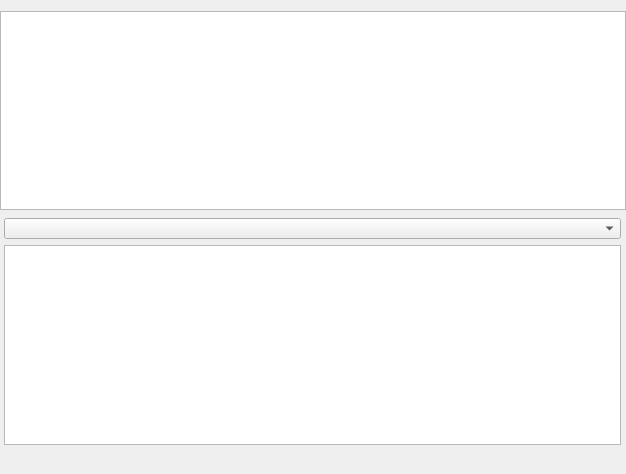
The window that NBAdmin/TabWindow.ui (gitnitrosbase/QtAdmin) describes before a commit, drawn with Qt 5.
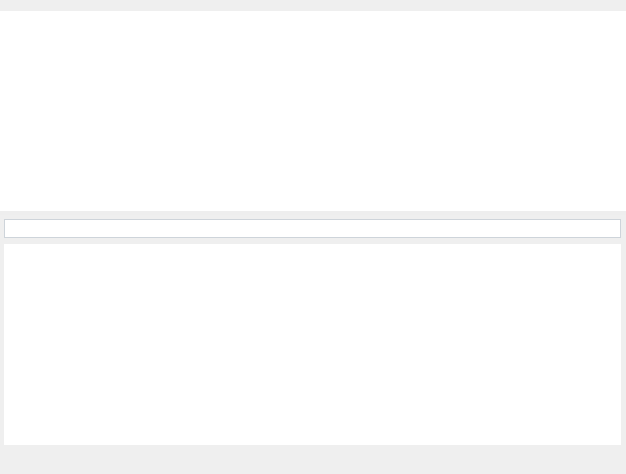
The same window after the commit. Icons and pictures are not drawn.

The edit to the form file:
```diff
--- a/NBAdmin/TabWindow.ui
+++ b/NBAdmin/TabWindow.ui
@@ -14,7 +14,31 @@
    <string>Form</string>
   </property>
   <property name="styleSheet">
-   <string notr="true">QTextEdit {	border: 0;}QComboBox {	font: 10pt \&quot;Segoe UI\&quot;;    color: #555;	border: 1px solid #ced4da;}QComboBox::drop-down {    border: 0px;}QComboBox::down-arrow {	image: url(:/images/arrow.svg);	width: 10px;	height: 10px;}QComboBox::on {	border: 4px solid #c2dbfe;}QComboBox QListView {	font-size: 12px;	border: 1px solid rgba(0,0,0,10%);	padding: 5px;		background-color: #fff;	outline: 0px;}QComboBox QListView::item {	font: 10pt \&quot;Segoe UI\&quot;;	padding-left: 10px;	background-color: #fff;	}QComboBox QListView::item {		background-color: #1e90ff;}QComboBox QListView::item::selectd {	background-color: #1e90ff;}QTableView {	border: 0px;}</string>
+   <string notr="true">QTextEdit {	border: 0;}
+QComboBox {	
+	font: 10pt &quot;Segoe UI&quot;;    
+	color: #555;
+	border: 1px solid #ced4da;}
+QComboBox::drop-down { 
+	border: 0px;}
+QComboBox::down-arrow {
+	image: url(:/images/arrow.svg);	width: 10px;	height: 10px;}
+QComboBox::on {
+	border: 4px solid #c2dbfe;}
+QComboBox QListView {
+	font-size: 12px;	border: 1px solid rgba(0,0,0,10%);	
+	padding: 5px;		
+	background-color: #fff;	
+	outline: 0px;}
+QComboBox QListView::item {	
+	font: 10pt &quot;Segoe UI&quot;;	
+	padding-left: 10px;	
+	background-color: #fff;}
+QComboBox QListView::item {		
+	background-color: #1e90ff;}
+QComboBox QListView::item::selectd {	
+	background-color: #1e90ff;}
+QTableView {	border: 0px;}</string>
   </property>
   <layout class="QVBoxLayout" name="verticalLayout">
    <property name="leftMargin">
@@ -37,7 +61,11 @@
      <property name="orientation">
       <enum>Qt::Vertical</enum>
      </property>
-     <widget class="QTextEdit" name="textEdit_"/>
+     <widget class="QTextEdit" name="textEdit_">
+      <property name="styleSheet">
+       <string notr="true"/>
+      </property>
+     </widget>
      <widget class="QWidget" name="widget" native="true">
       <property name="styleSheet">
        <string notr="true">margin: 0;
@@ -75,7 +103,7 @@
         <widget class="QComboBox" name="comboBox_">
          <property name="font">
           <font>
-           <family>&quot;Segoe UI&quot;</family>
+           <family>Segoe UI</family>
            <pointsize>10</pointsize>
            <italic>false</italic>
            <bold>false</bold>
```
